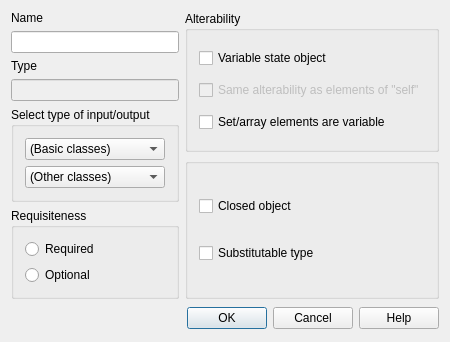
First picture: the form in lavape/src/LavaPE_UI/idd_iobox.ui, repository berkus/lavape, before the edit.
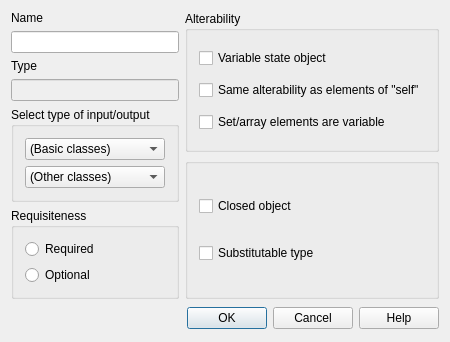
Second picture: the form after the edit.

Diff of the .ui file:
```diff
--- a/lavape/src/LavaPE_UI/idd_iobox.ui
+++ b/lavape/src/LavaPE_UI/idd_iobox.ui
@@ -181,7 +181,7 @@
           <item>
            <widget class="QCheckBox" name="LikeElemCat" >
             <property name="enabled" >
-             <bool>false</bool>
+             <bool>true</bool>
             </property>
             <property name="toolTip" >
              <string>If the "self" variable of the current member function is of a array/set/chain class then you may specify that the current formal parameter shall have the same alterability as the elements of "self"</string>
```
